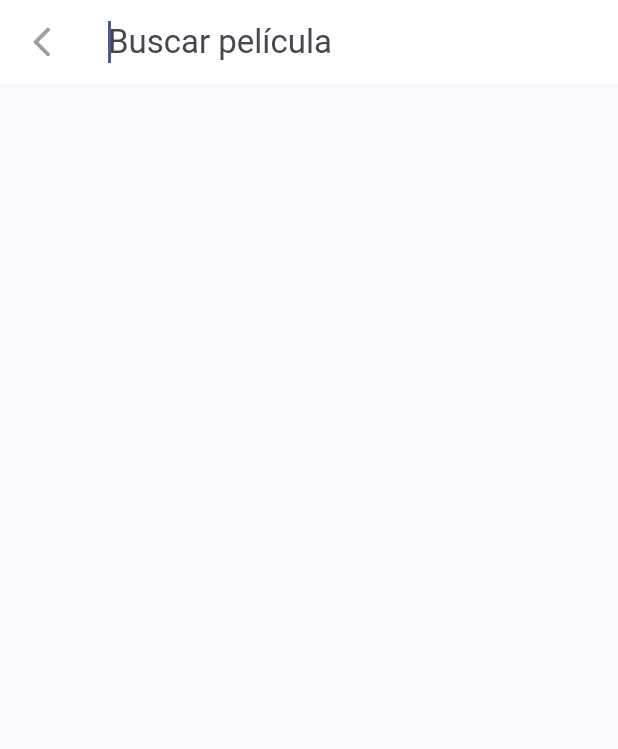
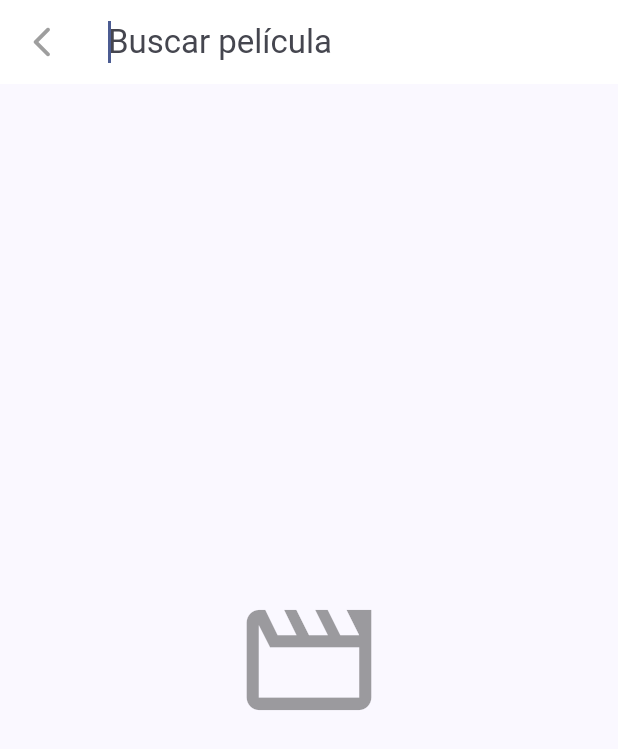
Before and after one commit to rafaelgamezdiaz/cinemapedia_flutter_app, a Flutter app: the CustomAppbar widget shown alone on an empty page, opened directly, after a tap on the "search" icon, on a phone screen of 412 x 824 dp. Shown: the top 749 px of the screen. Run offline on Flutter 3.47's test engine with Material 3 defaults, Android fonts, the phone set to English and light mode, and no system bars; our stand-ins replace animate_do, card_swiper, dio, flutter_dotenv, flutter_riverpod, go_router and 1 more; generated files the repository leaves out were written again; network calls fail.

Commit message:
modificaciones search delegate

```diff
--- a/lib/infrastructure/datasource/movies_datasource_implementation.dart
+++ b/lib/infrastructure/datasource/movies_datasource_implementation.dart
@@ -101,6 +101,8 @@ class MoviesDatasourceImplementation extends MoviesDatasource {
   @override
   Future<List<Movie>> searchMovies(String query) async {
     try {
+      if (query.isEmpty) return [];
+
       final response = await dio.get(
         '/search/movie',
         queryParameters: {'query': query},
--- a/lib/presentation/delegates/search_movie_delegate.dart
+++ b/lib/presentation/delegates/search_movie_delegate.dart
@@ -11,120 +11,114 @@ typedef SearchMovieCallback = Future<List<Movie>> Function(String query);
 class SearchMovieDelegate extends SearchDelegate<Movie?> {
   final SearchMovieCallback searchMovie;
   final String initialQuery;
+  final List<Movie> initialMovies;
+
+  final StreamController<List<Movie>> debouncedMovies =
+      StreamController.broadcast();
+  Timer? _debounceTimer;
+  final String _originalInitialQuery;
+
+  // Flag para saber si el usuario ya ha modificado el query inicial
+  bool _queryManuallyChanged = false;
 
   @override
   get searchFieldLabel => 'Buscar película';
 
-  // @override
-  // TextStyle get searchFieldStyle =>
-  //     TextStyle(color: Colors.white, fontSize: 18);
-
-  // @override
-  // ThemeData appBarTheme(BuildContext context) {
-  //   final ThemeData theme = Theme.of(context);
-  //   return theme.copyWith(
-  //     // Personaliza colores, etc. del AppBar de búsqueda
-  //     appBarTheme: AppBarTheme(
-  //       backgroundColor: Colors.black,
-  //       iconTheme: IconThemeData(
-  //         color: Colors.white,
-  //       ), // Color del botón de regreso (leading)
-  //       actionsIconTheme: IconThemeData(
-  //         color: Colors.white,
-  //       ), // Color de otros íconos en el AppBar
-  //     ),
-  //     // Personaliza el estilo del texto del campo de búsqueda
-  //     inputDecorationTheme:
-  //         searchFieldDecorationTheme ??
-  //         InputDecorationTheme(
-  //           hintStyle: TextStyle(
-  //             color: Colors.white70,
-  //           ), // Color del texto de sugerencia
-  //           fillColor: Colors.black87, // Color de fondo del campo de búsqueda
-  //           filled: true,
-  //           border: InputBorder.none, // Sin bordes visibles
-  //           contentPadding: EdgeInsets.symmetric(horizontal: 16, vertical: 12),
-  //           suffixIconColor:
-  //               Colors.white, // Color del botón de limpiar (ícono "x")
-  //         ),
-  //     // Asegúrate de que el texto y los iconos sean visibles
-  //     primaryColor: Colors.white, // Color para iconos y texto del AppBar
-  //   );
-  // }
-
-  // Utilizamos un StreamController ya que queremos implementar un StreamBuilder, pues con un FutureBuilder
-  // se estarían lanzado peticiones por cada letra que se presiones y queremos reducir el numero de peticiones a la API
-  StreamController<List<Movie>> debouncedMovies =
-      StreamController.broadcast(); // Se utiliza broadcast para que varios widgets puedan escuchar el stream
-
-  Timer? _debounceTimer;
-
-  SearchMovieDelegate({required this.searchMovie, this.initialQuery = ''}) {
+  SearchMovieDelegate({
+    required this.searchMovie,
+    required this.initialMovies,
+    this.initialQuery = '',
+  }) : _originalInitialQuery = initialQuery {
     query = initialQuery;
 
-    // Lanza la primera búsqueda si initialQuery no está vacío
-    // Esto poblará el stream inicial si es necesario.
-    // Nota: _onQueryChanged ya maneja el caso de query vacío.
-    _onQueryChanged(query);
+    // ¡IMPORTANTE! Añade los datos iniciales al stream INMEDIATAMENTE.
+    // Esto es crucial para que el StreamBuilder los tenga lo antes posible.
+    if (initialQuery.isNotEmpty && initialMovies.isNotEmpty) {
+      debouncedMovies.add(initialMovies);
+    } else {
+      // Si no hay datos válidos o el query es vacío, empieza con vacío.
+      debouncedMovies.add([]);
+    }
+    // Al inicio, el query no ha sido cambiado manualmente.
+    _queryManuallyChanged = false;
   }
 
   void clearStreams() {
+    _debounceTimer?.cancel();
     debouncedMovies.close();
   }
 
-  void _onQueryChanged(String query) {
-    // Si el texto está vacío, cancelamos la búsqueda y limpiamos la lista
-    if (query.isEmpty) {
-      debouncedMovies.add(
-        [],
-      ); //  Inmediatamente añade una lista vacía al stream builder
-      _debounceTimer
-          ?.cancel(); // Cancela cualquier temporizador pendiente. No queremos realizar una búsqueda si el campo está vacío.
+  void _handleQueryChange(String currentQuery) {
+    _debounceTimer?.cancel();
+    if (debouncedMovies.isClosed) return;
+
+    // Si el query se limpió
+    if (currentQuery.isEmpty) {
+      debouncedMovies.add([]);
       return;
     }
 
-    _debounceTimer
-        ?.cancel(); // Cada vez que la persona escribe el Timer (de 500 milisegundos definidos abajo) se reinicia. Si ya existía un temporizador en ejecución (porque el usuario escribió algo hace menos de 500ms), se cancela. Esto evita que se disparen búsquedas por cada letra tecleada rápidamente.
+    // Inicia el debounce SOLO si el query se considera "activo" para búsqueda
+    _debounceTimer = Timer(const Duration(milliseconds: 500), () async {
+      if (debouncedMovies.isClosed) return;
 
-    // Cuando la persona deja de escribir es que se lanza la petición a la API
-    _debounceTimer = Timer(const Duration(milliseconds: 500), () async {
-      final movies = await searchMovie(query);
-      debouncedMovies.add(movies);
+      try {
+        final movies = await searchMovie(currentQuery);
+        if (!debouncedMovies.isClosed) debouncedMovies.add(movies);
+      } catch (e) {
+        if (!debouncedMovies.isClosed) debouncedMovies.addError(e);
+      }
     });
+  }
+
+  // Sobrescribimos 'query' setter para detectar cambios manuales
+  @override
+  set query(String value) {
+    // Si el valor nuevo es DIFERENTE del que teníamos antes de esta asignación
+    // Y diferente del original, marcamos que el usuario cambió el texto.
+    if (super.query != value && value != _originalInitialQuery) {
+      _queryManuallyChanged = true;
+    } else if (super.query != value &&
+        value == _originalInitialQuery &&
+        initialMovies.isEmpty) {
+      // Si vuelve al query original pero no teníamos initialMovies, también cuenta como cambio activo
+      _queryManuallyChanged = true;
+    }
+    super.query = value;
+    // No llamamos a _handleQueryChange aquí directamente para evitar TANTAS llamadas, buildSuggestions se encargará.
   }
 
   @override
   List<Widget> buildActions(BuildContext context) {
     return [
+      if (query.isNotEmpty)
         FadeIn(
-        animate: query.isNotEmpty,
+          animate: true,
+          duration: const Duration(milliseconds: 200),
           child: IconButton(
-          icon: Icon(Icons.clear),
+            icon: const Icon(Icons.clear),
             onPressed: () {
-            // 1. Limpia el query interno del delegate
-            query = '';
-
-            // 2. Actualiza el provider global (opcional pero bueno si quieres que se borre globalmente)
+              query =
+                  ''; // Esto llamará al setter y actualizará _queryManuallyChanged si es necesario
               ProviderScope.containerOf(
                 context,
                 listen: false,
               ).read(searchQueryProvider.notifier).updateSearchQuery('');
-
-            // 3. Llama a _onQueryChanged con el query vacío.
-            //    Esto asegurará que el stream reciba una lista vacía
-            //    y el debounce se maneje correctamente si el usuario
-            //    vuelve a escribir rápido.
-            _onQueryChanged('');
+              _handleQueryChange(''); // Limpia el stream explícitamente
+              // Forzar rebuild de sugerencias
+              showSuggestions(context);
             },
           ),
-      ),
+        )
+      else
+        const SizedBox.shrink(),
     ];
   }
 
   @override
   Widget buildLeading(BuildContext context) {
     return IconButton(
-      icon: Icon(Icons.arrow_back_ios_new_rounded),
+      icon: const Icon(Icons.arrow_back_ios_new_rounded),
       onPressed: () {
         clearStreams();
         close(context, null);
@@ -134,84 +128,115 @@ class SearchMovieDelegate extends SearchDelegate<Movie?> {
 
   @override
   Widget buildResults(BuildContext context) {
-    _onQueryChanged(query);
-    return buildResultsAndSuggestions();
+    // Cuando se envían resultados, SIEMPRE queremos la búsqueda más reciente.
+    _handleQueryChange(query);
+    return _buildSearchResultsView();
   }
 
   @override
   Widget buildSuggestions(BuildContext context) {
-    // Llama a _onQueryChanged siempre que se reconstruyan las sugerencias.
-    // El debounce interno se encargará de gestionar las llamadas API.
-    _onQueryChanged(query);
+    // --- LÓGICA DE CONTROL PARA LA BÚSQUEDA ---
+    // ¿Cuándo debemos iniciar el debounce/búsqueda?
+    // 1. Si el query fue cambiado manualmente por el usuario.
+    // 2. O si el query actual NO es el original con el que empezamos.
+    // 3. O si es el original, PERO NO teníamos películas iniciales (forzando búsqueda inicial).
+    final bool shouldTriggerSearch =
+        _queryManuallyChanged ||
+        query != _originalInitialQuery ||
+        (query == _originalInitialQuery && initialMovies.isEmpty);
 
-    // El StreamBuilder se encarga de mostrar los resultados actuales del stream
-    return buildResultsAndSuggestions();
+    if (shouldTriggerSearch && query.isNotEmpty) {
+      // Solo llama a handleQueryChange si realmente necesitamos buscar/debounce.
+      _handleQueryChange(query);
+    } else if (query.isEmpty) {
+      // Si el query está vacío, asegúrate de que el stream esté limpio.
+      _handleQueryChange('');
+    }
+    // Si no se cumple shouldTriggerSearch (estamos en el query inicial con datos ya cargados),
+    // NO llamamos a _handleQueryChange, permitiendo que el StreamBuilder muestre
+    // los datos añadidos por el constructor o `initialData`.
+
+    return _buildSearchResultsView();
   }
 
-  Widget buildResultsAndSuggestions() {
-    return StreamBuilder(
-      // Mejor que un FutureBuilder, ya que un FutureBuilder lanza peticiones por cada tecla pulsada
+  Widget _buildSearchResultsView() {
+    return StreamBuilder<List<Movie>>(
       stream: debouncedMovies.stream,
+      initialData:
+          (query == _originalInitialQuery && !_queryManuallyChanged)
+              ? initialMovies
+              : null,
       builder: (context, snapshot) {
-        // Si el query está vacío y no hay datos (o están vacíos), mostramos un contenedor vacio.
-        if (query.isEmpty && (!snapshot.hasData || snapshot.data!.isEmpty)) {
-          return Container();
+        List<Movie> moviesToShow = [];
+        if (snapshot.hasData) {
+          moviesToShow = snapshot.data!;
+        } else if (snapshot.connectionState != ConnectionState.waiting &&
+            query == _originalInitialQuery &&
+            initialMovies.isNotEmpty &&
+            !_queryManuallyChanged) {
+          moviesToShow = initialMovies;
         }
 
-        // Muestra el indicador solo si estamos esperando y hay una búsqueda activa
-        if (snapshot.connectionState == ConnectionState.waiting &&
-            query.isNotEmpty) {
-          return const Center(child: CircularProgressIndicator());
+        // Query vacío
+        if (query.isEmpty) {
+          return const Center(
+            child: Icon(
+              Icons.movie_creation_outlined,
+              size: 100,
+              color: Colors.black38,
+            ),
+          );
         }
 
-        if (snapshot.hasError) {
-          return Center(child: Text('Error: ${snapshot.error}'));
+        final bool isInitialStateWithExpectedData =
+            query == _originalInitialQuery &&
+            initialMovies.isNotEmpty &&
+            !_queryManuallyChanged;
+
+        if (snapshot.connectionState == ConnectionState.waiting &&
+            moviesToShow.isEmpty &&
+            !isInitialStateWithExpectedData) {
+          // Muestra spinner solo si estamos esperando, no hay datos AÚN, Y NO es el estado inicial manejado por initialData
+          return const Center(child: CircularProgressIndicator(strokeWidth: 2));
         }
 
-        // Si no hay datos o la lista está vacía (y el query no está vacío), ndica que no hay resultados.
-        if (!snapshot.hasData || snapshot.data!.isEmpty) {
-          if (query.isEmpty) return Container(); // Ya manejado arriba
+        // ... (Sin Resultados y Mostrar Lista igual que antes) ...
+        if (moviesToShow.isEmpty &&
+            snapshot.connectionState != ConnectionState.waiting) {
           return Center(
             child: Text('No se encontraron resultados para "$query"'),
           );
         }
+        return _buildMovieList(moviesToShow);
+      },
+    );
+  }
 
-        final List<Movie> movies = snapshot.data as List<Movie>;
-
+  // Helper para construir la lista (sin cambios)
+  Widget _buildMovieList(List<Movie> movies) {
     return ListView.separated(
       itemCount: movies.length,
       itemBuilder: (context, index) {
         final movie = movies[index];
         return _MovieItem(
           movie: movie,
-              onMovieSelected: (context, movie) {
-                // Guardamos el query actual ANTES de cerrar
-                // Es buena idea hacerlo aquí también por si acaso.
-                final container = ProviderScope.containerOf(
-                  context,
-                  listen: false,
-                );
+          onMovieSelected: (context, selectedMovie) {
+            final container = ProviderScope.containerOf(context, listen: false);
             container
                 .read(searchQueryProvider.notifier)
                 .updateSearchQuery(query);
             clearStreams();
-                close(context, movie);
+            close(context, selectedMovie);
           },
         );
       },
-          separatorBuilder: (context, index) {
-            return Divider(
-              color: Colors.grey[300], // Color gris claro
-              thickness: 1.0, // Grosor de la línea
-              height: 1.0, // Espaciado vertical alrededor del separador
-            );
-          },
-        );
-      },
+      separatorBuilder: (context, index) => const Divider(height: 1),
     );
   }
 }
 
+// --- _MovieItem sin cambios ---
+// ... (pega aquí tu widget _MovieItem)
 class _MovieItem extends StatelessWidget {
   final Movie movie;
   final Function onMovieSelected;
@@ -237,28 +262,56 @@ class _MovieItem extends StatelessWidget {
                 children: [
                   // Poster
                   ClipRRect(
-                    borderRadius: BorderRadius.circular(20),
+                    borderRadius: BorderRadius.circular(10), // Reducido un poco
                     child:
                         movie.posterPath == 'no-poster'
                             ? Image.asset(
                               'assets/images/no_poster.jpg',
                               fit: BoxFit.cover,
-                            )
+                              height: size.width * 0.2 * 1.5,
+                            ) // Darle altura
                             : Image.network(
                               movie.posterPath,
-                              loadingBuilder:
-                                  (context, child, loadingProgress) =>
-                                      FadeIn(child: child),
+                              height:
+                                  size.width *
+                                  0.2 *
+                                  1.5, // Darle altura consistente
+                              fit: BoxFit.cover,
+                              loadingBuilder: (
+                                context,
+                                child,
+                                loadingProgress,
+                              ) {
+                                if (loadingProgress == null) {
+                                  return FadeIn(child: child);
+                                }
+                                return Container(
+                                  height: size.width * 0.2 * 1.5,
+                                  color: Colors.grey[300],
+                                  child: const Center(
+                                    child: Icon(Icons.image_outlined),
+                                  ),
+                                );
+                              },
+                              errorBuilder:
+                                  (_, __, ___) => Container(
+                                    height: size.width * 0.2 * 1.5,
+                                    color: Colors.grey[300],
+                                    child: const Center(
+                                      child: Icon(Icons.broken_image_outlined),
                                     ),
                                   ),
-
-                  // Release Date
+                            ),
+                  ),
+                  const SizedBox(height: 3),
+                  // Release Year (más conciso)
                   Text(
-                    '${movie.releaseDate?.year ?? "No disponible"}',
-                    style: TextStyle(
-                      color: Colors.grey,
-                      fontWeight: FontWeight.bold,
+                    movie.releaseDate?.year.toString() ?? "N/A",
+                    style: textStyle.bodySmall?.copyWith(
+                      color: Colors.grey[700],
                     ),
+                    maxLines: 1,
+                    overflow: TextOverflow.ellipsis,
                   ),
                 ],
               ),
@@ -266,40 +319,60 @@ class _MovieItem extends StatelessWidget {
 
             const SizedBox(width: 10),
 
-            // Descrition
-            SizedBox(
-              width: size.width * 0.7,
+            // Description
+            Expanded(
+              // Usa Expanded para que ocupe el resto del espacio
+              child: SizedBox(
                 child: Column(
                   crossAxisAlignment: CrossAxisAlignment.start,
                   children: [
-                  Text(movie.title, style: textStyle.titleMedium),
-
+                    Text(
+                      movie.title,
+                      style: textStyle.titleMedium,
+                      maxLines: 2,
+                      overflow: TextOverflow.ellipsis,
+                    ),
+                    const SizedBox(height: 3),
                     // Overview
-                  (movie.overview.length > 100)
-                      ? Text(
-                        '${movie.overview.substring(0, 100)}...',
-                        style: textStyle.titleSmall,
-                      )
-                      : Text(movie.overview, style: textStyle.titleSmall),
-
+                    Text(
+                      movie.overview.isNotEmpty
+                          ? movie.overview
+                          : 'Sin descripción disponible.',
+                      maxLines: 3, // Limita las líneas de overview
+                      overflow: TextOverflow.ellipsis,
+                      style: textStyle.bodySmall,
+                    ),
+                    const SizedBox(height: 5),
+                    // Rating
                     Row(
                       children: [
                         Icon(
-                        Icons.star_half_rounded,
+                          Icons.star_rounded,
                           color: Colors.yellow.shade800,
+                          size: 18,
                         ),
+                        const SizedBox(width: 3),
                         Text(
                           HumanFormats.humanReadbleNumber(
                             movie.voteAverage,
                             decimalDigits: 1,
                           ),
                           style: textStyle.bodyMedium!.copyWith(
-                          color: Colors.yellow.shade800,
+                            color: Colors.yellow.shade900,
+                            fontWeight: FontWeight.bold,
+                          ),
+                        ),
+                        const Spacer(), // Empuja el texto de popularidad a la derecha
+                        Text(
+                          'Pop: ${HumanFormats.humanReadbleNumber(movie.popularity)}',
+                          style: textStyle.bodySmall?.copyWith(
+                            color: Colors.grey,
                           ),
                         ),
                       ],
                     ),
                   ],
+                ),
               ),
             ),
           ],
--- a/lib/presentation/widgets/shared/custom_appbar.dart
+++ b/lib/presentation/widgets/shared/custom_appbar.dart
@@ -1,6 +1,5 @@
 import 'package:cinemapedia/domain/entities/movie.dart';
 import 'package:cinemapedia/presentation/delegates/search_movie_delegate.dart';
-import 'package:cinemapedia/providers/movies/movies_repository_provider.dart';
 import 'package:cinemapedia/providers/search/search_movies_provider.dart';
 import 'package:flutter/material.dart';
 import 'package:flutter_riverpod/flutter_riverpod.dart';
@@ -31,20 +30,15 @@ class CustomAppbar extends ConsumerWidget {
               // Search Icon Button
               IconButton(
                 onPressed: () {
-                  final moviesRepositoryNotifier = ref.read(
-                    moviesRepositoryNotifierProvider,
-                  );
-
-                  // Lee el ÚLTIMO query guardado desde el provider JUSTO ANTES de mostrar
-                  // Es mejor usar ref.read aquí porque solo necesitas el valor actual al presionar
+                  final searchedMovies = ref.read(searchedMoviesProvider);
                   final lastSearchQuery = ref.read(searchQueryProvider);
-
-                  // Crea el delegate, pasando la función y el query inicial
-                  // Es bueno pasar initialQuery al delegate por si lo usas internamente,
-                  // aunque el parámetro 'query' de showSearch controlará el texto inicial.
                   final searchDelegate = SearchMovieDelegate(
-                    searchMovie: moviesRepositoryNotifier.searchMovies,
+                    searchMovie:
+                        ref
+                            .read(searchedMoviesProvider.notifier)
+                            .searchMoviesByQuery,
                     initialQuery: lastSearchQuery,
+                    initialMovies: searchedMovies,
                   );
 
                   showSearch<Movie?>(
```
Also changed, not shown: lib/providers/search/search_movies_provider.dart (+9 -0 lines), lib/providers/search/search_movies_provider.g.dart. Lines whose indentation alone changed are shown as unchanged.
